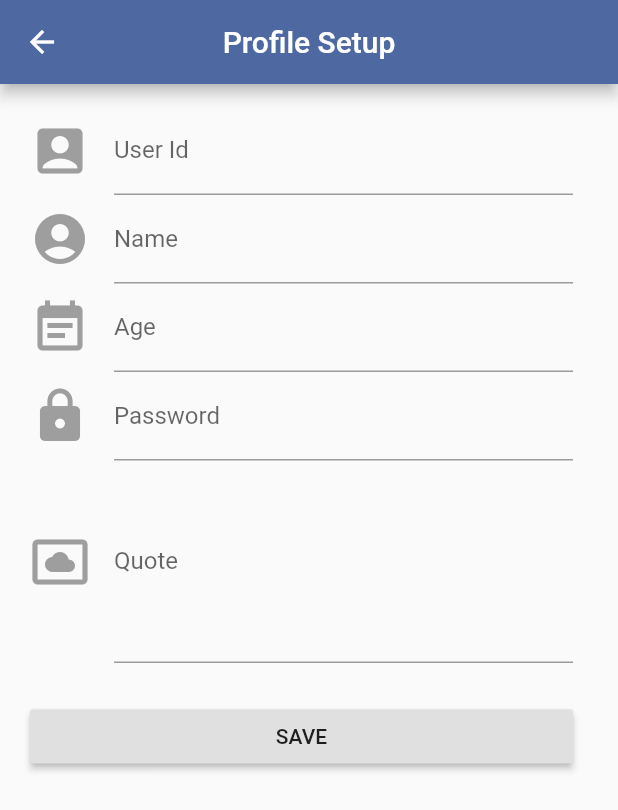
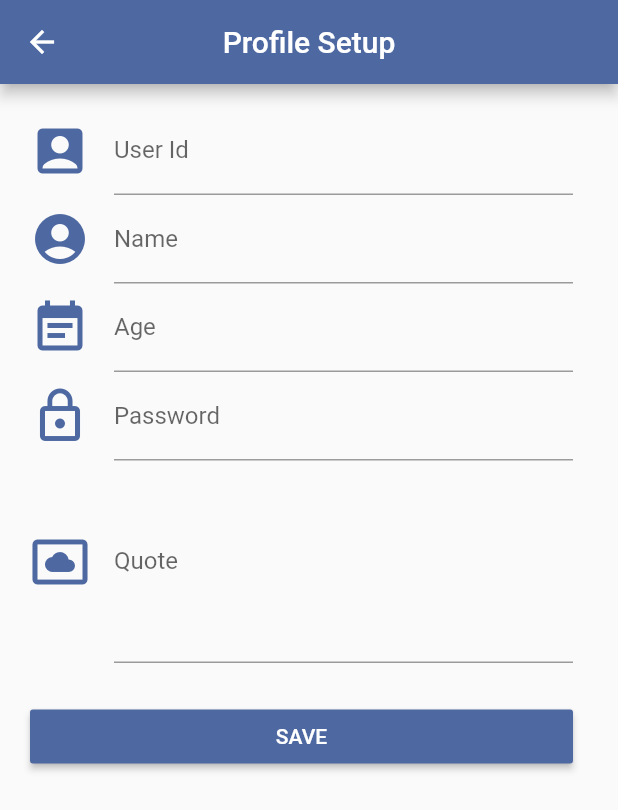
Before and after one commit to prapawity/mobilefinal2, a Flutter app: the MainPage screen opened by its route, after a tap on "PROFILE SETUP", on a phone screen of 412 x 824 dp. Shown: the top 810 px of the screen. Run offline on Flutter 3.47's test engine with Material 2 defaults, Android fonts, the phone set to English and light mode, and no system bars; our stand-ins replace shared_preferences, sqflite, toast; accounts and stored records are empty; network calls fail.

Commit message:
decoration colors

```diff
--- a/mobilefinal_60070045/lib/main.dart
+++ b/mobilefinal_60070045/lib/main.dart
@@ -30,8 +30,10 @@ class MyApp extends StatelessWidget {
       debugShowCheckedModeBanner: false,
       theme: ThemeData(
         primarySwatch: white,
+        iconTheme: IconThemeData(color: Color(0xFF4e69a2)),
       ),
       initialRoute: "/",
+
       routes: {
         "/": (context) => Login(),
         "/register": (context) => Register(),
--- a/mobilefinal_60070045/lib/view/login.dart
+++ b/mobilefinal_60070045/lib/view/login.dart
@@ -85,7 +85,7 @@ class LoginPageState extends State<Login> {
             TextFormField(
                 decoration: InputDecoration(
                   labelText: "User Id",
-                  icon: Icon(Icons.account_box, size: 40, color: Colors.grey),
+                  icon: Icon(Icons.account_box, size: 40, color: Color(0xFF4e69a2)),
                 ),
                 controller: userid,
                 keyboardType: TextInputType.text,
@@ -97,7 +97,7 @@ class LoginPageState extends State<Login> {
             TextFormField(
                 decoration: InputDecoration(
                   labelText: "Password",
-                  icon: Icon(Icons.lock, size: 40, color: Colors.grey),
+                  icon: Icon(Icons.lock_outline, size: 40, color: Color(0xFF4e69a2)),
                 ),
                 controller: password,
                 obscureText: true,
@@ -135,6 +135,8 @@ class LoginPageState extends State<Login> {
                           "username", userList[i].userid);
                       sharedPreferences.setString(
                           "password", userList[i].password);
+                      sharedPreferences.setString(
+                          "nameuser", userList[i].name);
                       break;
                     }
                   }
--- a/mobilefinal_60070045/lib/view/mainpage.dart
+++ b/mobilefinal_60070045/lib/view/mainpage.dart
@@ -15,7 +15,7 @@ class MainPage extends StatefulWidget {
 
 class MainPageState extends State<MainPage> {
   String data = '';
-
+  String nameus = CurrentUser_state.NAME;
   Future<String> get _localPath async {
     final directory = await getApplicationDocumentsDirectory();
     // For your reference print the AppDoc directory
@@ -28,6 +28,7 @@ class MainPageState extends State<MainPage> {
   }
 
   Future<String> readcontent() async {
+    getname();
     try {
       final file = await _localFile;
       String contents = await file.readAsString();
@@ -42,6 +43,12 @@ class MainPageState extends State<MainPage> {
     } catch (e) {
       return 'Error';
     }
+  }
+
+  getname() async {
+    sharedPreferences = await SharedPreferences.getInstance();
+    this.nameus = await sharedPreferences.getString('nameuser');
+    print(nameus);
   }
 
   @override
@@ -66,7 +73,7 @@ class MainPageState extends State<MainPage> {
           padding: const EdgeInsets.fromLTRB(20, 15, 20, 0),
           children: <Widget>[
             ListTile(
-              title: Text('Hello ${CurrentUser_state.NAME}'),
+              title: Text('Hello $nameus'),
               subtitle: Text(
                   'this is my quote "${CurrentUser_state.QUOTE != null ? CurrentUser_state.QUOTE == '' ? 'ยังไม่มีการระบุข้อมูล' : data != CurrentUser_state.QUOTE ? CurrentUser_state.QUOTE : data : 'ยังไม่มีการระบุข้อมูล'}"'),
             ),
--- a/mobilefinal_60070045/lib/view/profile_current_user.dart
+++ b/mobilefinal_60070045/lib/view/profile_current_user.dart
@@ -75,7 +75,7 @@ class Profile_User_State extends State<Profile_User> {
                       labelText: "User Id",
                       hintText: "User Id must be between 6 to 12",
                       icon:
-                          Icon(Icons.account_box, size: 40, color: Colors.grey),
+                          Icon(Icons.account_box, size: 40, color: Color(0xFF4e69a2)),
                     ),
                     controller: userid,
                     keyboardType: TextInputType.text,
@@ -93,7 +93,7 @@ class Profile_User_State extends State<Profile_User> {
                       labelText: "Name",
                       hintText: "ex. 'John Snow'",
                       icon: Icon(Icons.account_circle,
-                          size: 40, color: Colors.grey),
+                          size: 40, color: Color(0xFF4e69a2)),
                     ),
                     controller: name,
                     keyboardType: TextInputType.text,
@@ -109,7 +109,7 @@ class Profile_User_State extends State<Profile_User> {
                       labelText: "Age",
                       hintText: "Please fill Age Between 10 to 80",
                       icon:
-                          Icon(Icons.event_note, size: 40, color: Colors.grey),
+                          Icon(Icons.event_note, size: 40, color: Color(0xFF4e69a2)),
                     ),
                     controller: age,
                     keyboardType: TextInputType.number,
@@ -126,7 +126,7 @@ class Profile_User_State extends State<Profile_User> {
                     decoration: InputDecoration(
                       labelText: "Password",
                       hintText: "Password must be longer than 6",
-                      icon: Icon(Icons.lock, size: 40, color: Colors.grey),
+                      icon: Icon(Icons.lock_outline, size: 40, color: Color(0xFF4e69a2)),
                     ),
                     controller: password,
                     obscureText: true,
@@ -141,14 +141,15 @@ class Profile_User_State extends State<Profile_User> {
                       labelText: "Quote",
                       hintText: "Explain you self!",
                       icon: Icon(Icons.settings_system_daydream,
-                          size: 40, color: Colors.grey),
+                          size: 40, color: Color(0xFF4e69a2)),
                     ),
                     controller: quote,
                     keyboardType: TextInputType.text,
                     maxLines: 5),
                 Padding(padding: EdgeInsets.fromLTRB(0, 15, 0, 10)),
                 RaisedButton(
-                    child: Text("SAVE"),
+                  color: Color(0xFF4e69a2),
+                    child: Text("SAVE",style: TextStyle(color: Colors.white),),
                     onPressed: () async {
                       await user.open("user.db");
                       Future<List<User_information>> allUser = user.getAllUser();
```
Also changed, not shown: mobilefinal_60070045/lib/database/userDatabase.dart (+12 -15 lines), mobilefinal_60070045/lib/view/list_friend_user.dart (+7 -6 lines), mobilefinal_60070045/lib/view/register_user.dart (+4 -4 lines), mobilefinal_60070045/lib/view/todopage.dart (+6 -5 lines).
